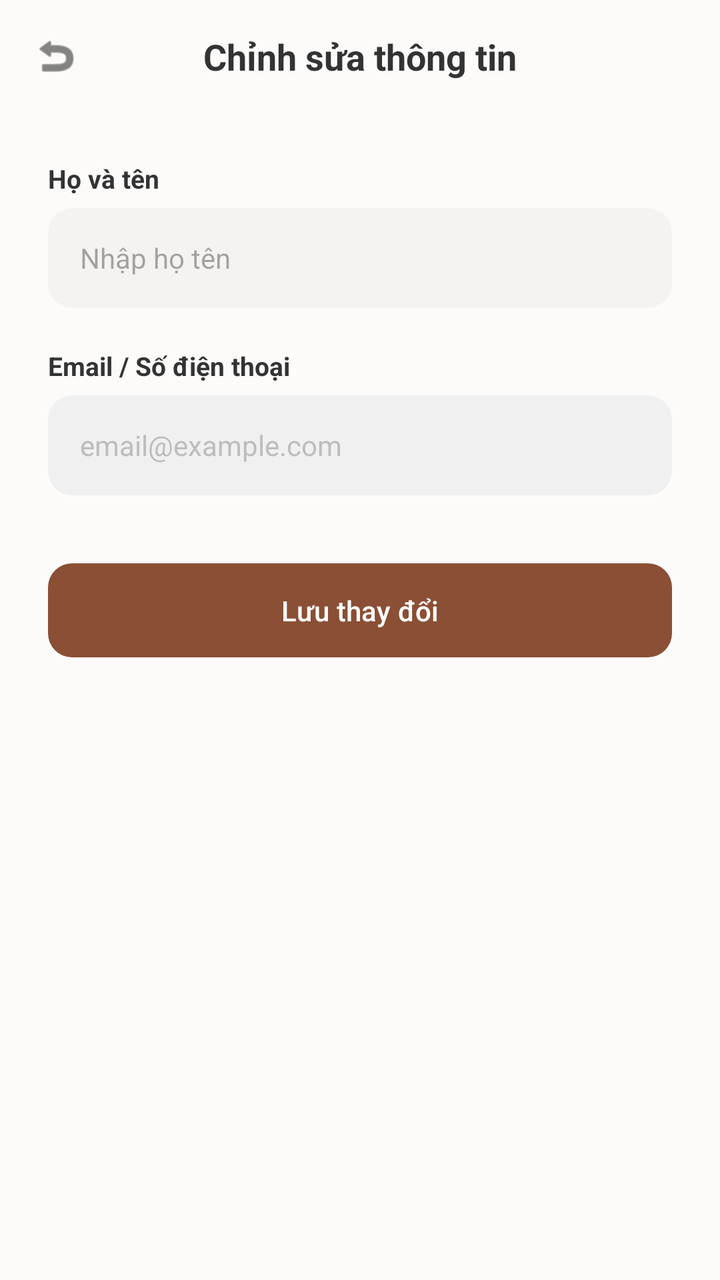
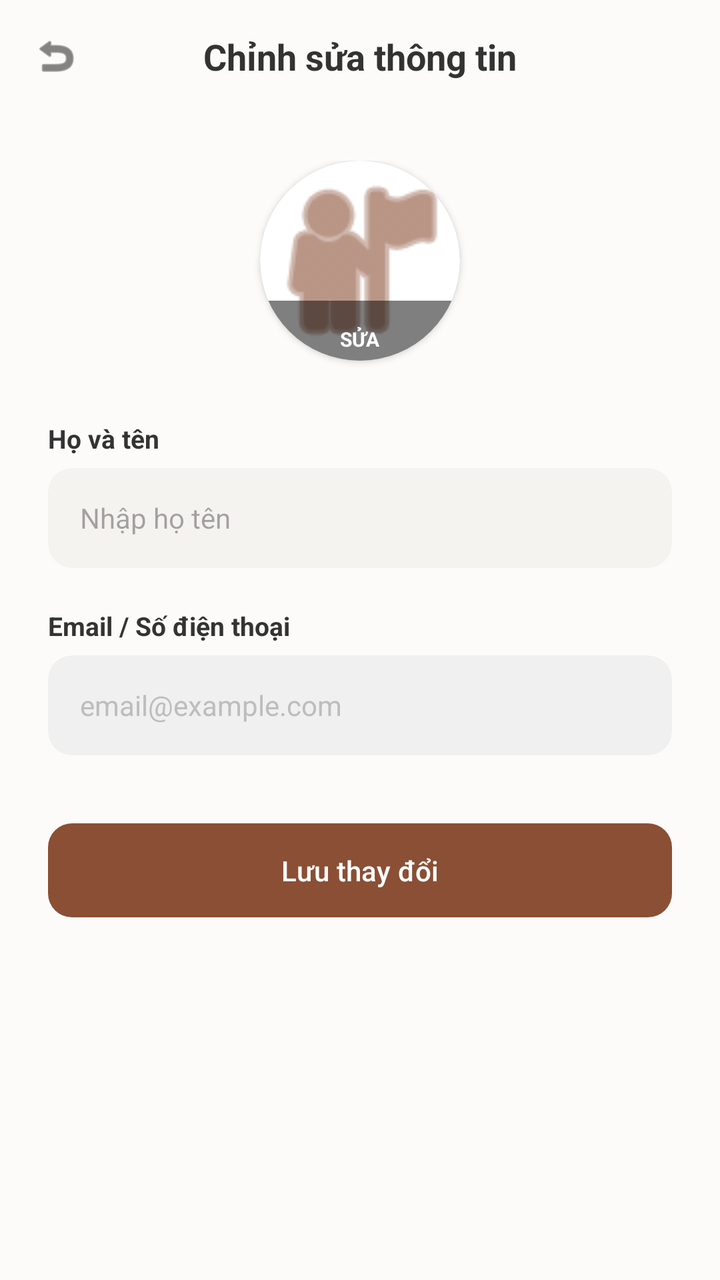

Two renders of the same Android screen: before a commit and after it. Below are the layout's source before the change and the commit's diff.
<!-- AndroidManifest.xml: application theme Theme.PetParadise -->
<!-- res/layout/activity_edit_profile.xml -->
<?xml version="1.0" encoding="utf-8"?>
<LinearLayout xmlns:android="http://schemas.android.com/apk/res/android"
    xmlns:app="http://schemas.android.com/apk/res-auto"
    android:layout_width="match_parent"
    android:layout_height="match_parent"
    android:background="@color/bg_main"
    android:orientation="vertical">

    
    <RelativeLayout
        android:layout_width="match_parent"
        android:layout_height="wrap_content"
        android:padding="16dp">

        <ImageView
            android:id="@+id/btn_back"
            android:layout_width="24dp"
            android:layout_height="24dp"
            android:src="@android:drawable/ic_menu_revert"
            app:tint="@color/text_title" />

        <TextView
            android:layout_width="wrap_content"
            android:layout_height="wrap_content"
            android:layout_centerInParent="true"
            android:text="Chỉnh sửa thông tin"
            android:textColor="@color/text_title"
            android:textSize="18sp"
            android:textStyle="bold" />
    </RelativeLayout>

    <ScrollView
        android:layout_width="match_parent"
        android:layout_height="match_parent">

        <LinearLayout
            android:layout_width="match_parent"
            android:layout_height="wrap_content"
            android:orientation="vertical"
            android:padding="24dp">

            
            <TextView
                android:layout_width="wrap_content"
                android:layout_height="wrap_content"
                android:layout_marginBottom="6dp"
                android:text="Họ và tên"
                android:textColor="@color/text_title"
                android:textSize="13sp"
                android:textStyle="bold" />

            <androidx.cardview.widget.CardView
                android:layout_width="match_parent"
                android:layout_height="50dp"
                android:layout_marginBottom="20dp"
                app:cardBackgroundColor="@color/bg_input"
                app:cardCornerRadius="12dp"
                app:cardElevation="0dp">

                <EditText
                    android:id="@+id/et_edit_name"
                    android:layout_width="match_parent"
                    android:layout_height="match_parent"
                    android:background="@null"
                    android:hint="Nhập họ tên"
                    android:inputType="textPersonName"
                    android:paddingHorizontal="16dp"
                    android:textColor="@color/text_title"
                    android:textSize="14sp" />
            </androidx.cardview.widget.CardView>

            
            <TextView
                android:layout_width="wrap_content"
                android:layout_height="wrap_content"
                android:layout_marginBottom="6dp"
                android:text="Email / Số điện thoại"
                android:textColor="@color/text_title"
                android:textSize="13sp"
                android:textStyle="bold" />

            <androidx.cardview.widget.CardView
                android:layout_width="match_parent"
                android:layout_height="50dp"
                android:layout_marginBottom="30dp"
                app:cardBackgroundColor="#F0F0F0"
                app:cardCornerRadius="12dp"
                app:cardElevation="0dp">

                <TextView
                    android:id="@+id/tv_edit_email"
                    android:layout_width="match_parent"
                    android:layout_height="match_parent"
                    android:gravity="center_vertical"
                    android:paddingHorizontal="16dp"
                    android:text="email@example.com"
                    android:textColor="@color/text_muted"
                    android:textSize="14sp" />
            </androidx.cardview.widget.CardView>

            
            <com.google.android.material.button.MaterialButton
                android:id="@+id/btn_save_profile"
                android:layout_width="match_parent"
                android:layout_height="55dp"
                android:text="Lưu thay đổi"
                android:textAllCaps="false"
                android:textColor="@color/white"
                app:backgroundTint="@color/brown_main"
                app:cornerRadius="12dp" />

        </LinearLayout>
    </ScrollView>
</LinearLayout>
<!-- resources referenced by this layout -->
<resources>
  <color name="bg_input">#F5F3EF</color>
  <color name="bg_main">#FCFBF9</color>
  <color name="brown_main">#8A4F35</color>
  <color name="text_muted">#BDBDBD</color>
  <color name="text_title">#333333</color>
  <color name="white">#FFFFFFFF</color>
  <style name="Theme.PetParadise" parent="Base.Theme.PetParadise" />
  <style name="Base.Theme.PetParadise" parent="Theme.Material3.DayNight.NoActionBar">
          
          
      </style>
</resources>

<!-- the commit's change to res/layout/activity_edit_profile.xml (unified diff, before → after) -->
@@ -38,6 +38,45 @@
             android:layout_height="wrap_content"
             android:orientation="vertical"
             android:padding="24dp">
+
+            
+            <androidx.cardview.widget.CardView
+                android:id="@+id/btn_change_avatar"
+                android:layout_width="100dp"
+                android:layout_height="100dp"
+                android:layout_gravity="center"
+                android:layout_marginBottom="30dp"
+                app:cardCornerRadius="50dp"
+                app:cardElevation="2dp"
+                android:clickable="true"
+                android:focusable="true">
+                <RelativeLayout
+                    android:layout_width="match_parent"
+                    android:layout_height="match_parent">
+                    <ImageView
+                        android:id="@+id/iv_edit_avatar"
+                        android:layout_width="match_parent"
+                        android:layout_height="match_parent"
+                        android:scaleType="centerCrop"
+                        android:src="@android:drawable/ic_menu_myplaces"
+                        app:tint="@color/brown_main" />
+                    <View
+                        android:layout_width="match_parent"
+                        android:layout_height="30dp"
+                        android:layout_alignParentBottom="true"
+                        android:background="#80000000" />
+                    <TextView
+                        android:layout_width="wrap_content"
+                        android:layout_height="wrap_content"
+                        android:layout_alignParentBottom="true"
+                        android:layout_centerHorizontal="true"
+                        android:layout_marginBottom="4dp"
+                        android:text="SỬA"
+                        android:textColor="@color/white"
+                        android:textSize="10sp"
+                        android:textStyle="bold" />
+                </RelativeLayout>
+            </androidx.cardview.widget.CardView>
 
             
             <TextView
